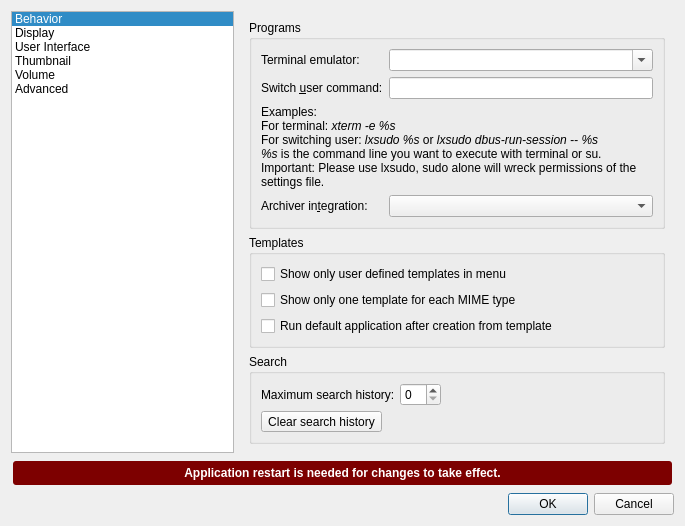
First picture: the form in pcmanfm/preferences.ui, repository lxqt/pcmanfm-qt, before the edit.
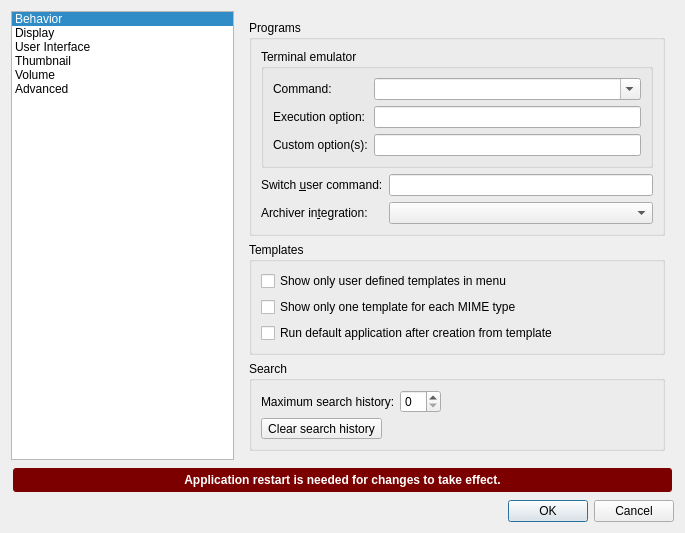
Second picture: the form after the edit. The open tabs and pages were chosen to show the change.

Commit message:
Support custom options for terminal (#1981)
Entries for "Execution option" and "Custom option(s)" are added. Also, explanatory tooltips are added, instead of labels.

Also, closes https://github.com/lxqt/pcmanfm-qt/issues/1980

NOTE: This PR needs https://github.com/lxqt/libfm-qt/pull/1026.

The edit to the form file:
```diff
--- a/pcmanfm/preferences.ui
+++ b/pcmanfm/preferences.ui
@@ -827,10 +827,19 @@
             <property name="fieldGrowthPolicy">
              <enum>QFormLayout::AllNonFixedFieldsGrow</enum>
             </property>
+            <item row="0" column="0" colspan="2">
+             <widget class="QGroupBox" name="groupBox_12">
+              <property name="title">
+               <string>Terminal emulator</string>
+              </property>
+              <layout class="QFormLayout" name="formLayout_6">
+               <property name="fieldGrowthPolicy">
+                <enum>QFormLayout::AllNonFixedFieldsGrow</enum>
+               </property>
             <item row="0" column="0">
              <widget class="QLabel" name="label_14">
               <property name="text">
-               <string>Terminal emulator:</string>
+                  <string>Command:</string>
               </property>
              </widget>
             </item>
@@ -842,6 +851,46 @@
              </widget>
             </item>
             <item row="1" column="0">
+                <widget class="QLabel" name="label_3">
+                 <property name="text">
+                  <string>Execution option:</string>
+                 </property>
+                </widget>
+               </item>
+               <item row="1" column="1">
+                <widget class="QLineEdit" name="terminalExec">
+                 <property name="toolTip">
+                  <string>Example: -e
+It can be left empty if the terminal is already supported
+or does not have such an option; required otherwise.</string>
+                 </property>
+                 <property name="clearButtonEnabled">
+                  <bool>true</bool>
+                 </property>
+                </widget>
+               </item>
+               <item row="2" column="0">
+                <widget class="QLabel" name="label_20">
+                 <property name="text">
+                  <string>Custom option(s):</string>
+                 </property>
+                </widget>
+               </item>
+               <item row="2" column="1">
+                <widget class="QLineEdit" name="terminalCustom">
+                 <property name="toolTip">
+                  <string>This is optional, depends on the terminal,
+and can be any group of custom options.</string>
+                 </property>
+                 <property name="clearButtonEnabled">
+                  <bool>true</bool>
+                 </property>
+                </widget>
+               </item>
+              </layout>
+             </widget>
+            </item>
+            <item row="1" column="0">
              <widget class="QLabel" name="suLabel">
               <property name="text">
                <string>Switch &amp;user command:</string>
@@ -852,22 +901,14 @@
              </widget>
             </item>
             <item row="1" column="1">
-             <widget class="QLineEdit" name="suCommand"/>
-            </item>
-            <item row="2" column="0" colspan="2">
-             <widget class="QLabel" name="label_4">
-              <property name="text">
-               <string>Examples:&lt;br&gt;For terminal: &lt;i&gt;xterm -e %s&lt;/i&gt;&lt;br&gt;For switching user: &lt;i&gt;lxsudo %s&lt;/i&gt; or &lt;i&gt;lxsudo dbus-run-session -- %s&lt;/i&gt;&lt;br&gt;&lt;i&gt;%s&lt;/i&gt; is the command line you want to execute with terminal or su.&lt;br&gt; Important: Please use lxsudo, sudo alone will wreck permissions of the settings file.</string>
-              </property>
-              <property name="textFormat">
-               <enum>Qt::RichText</enum>
-              </property>
-              <property name="wordWrap">
-               <bool>true</bool>
+             <widget class="QLineEdit" name="suCommand">
+              <property name="toolTip">
+               <string>Example:
+lxsudo dbus-run-session -- %s</string>
               </property>
              </widget>
             </item>
-            <item row="3" column="0">
+            <item row="2" column="0">
              <widget class="QLabel" name="label_5">
               <property name="text">
                <string>Archiver in&amp;tegration:</string>
@@ -877,7 +918,7 @@
               </property>
              </widget>
             </item>
-            <item row="3" column="1">
+            <item row="2" column="1">
              <widget class="QComboBox" name="archiver"/>
             </item>
            </layout>
```
Left out of the diff: 4 changed lines with no effect on the pictures. Lines whose indentation alone changed are shown as unchanged. The commit also changes 2 other files.
